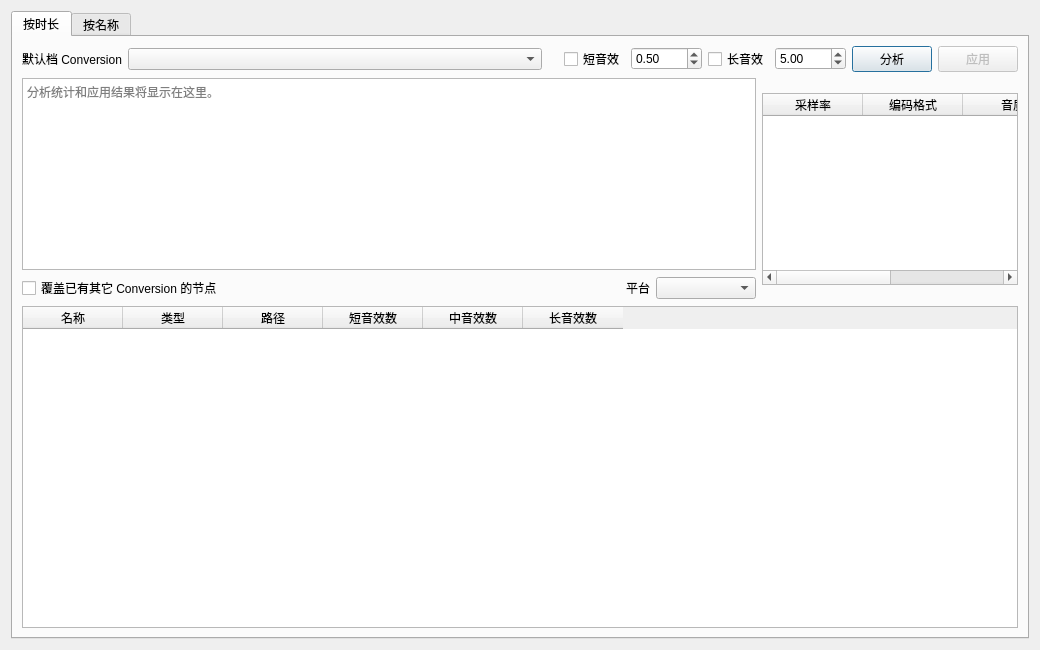
Above: ui/AutoCompressionSettings.ui from victor647/WAAPI_Tools before the change. Below: the same form after it.
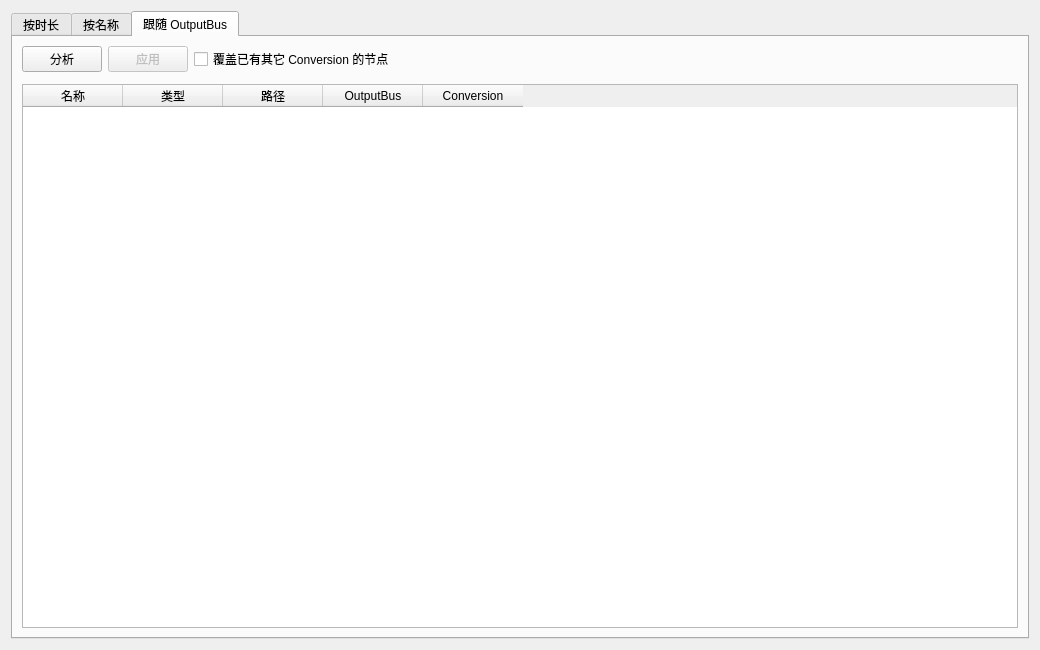
That is the form after the change. The open tabs and pages were chosen to show the change. Custom widgets are drawn as their Qt base class.

Commit message: 新增多个分析处理工具，统一子工具架构

Diff of the .ui file:
```diff
--- a/ui/AutoCompressionSettings.ui
+++ b/ui/AutoCompressionSettings.ui
@@ -448,6 +448,107 @@
        </item>
       </layout>
      </widget>
+     <widget class="QWidget" name="tabBus">
+      <attribute name="title">
+       <string>跟随 OutputBus</string>
+      </attribute>
+      <layout class="QVBoxLayout" name="tabBusLayout">
+       <item>
+        <layout class="QHBoxLayout" name="busActionsLayout">
+         <item>
+          <widget class="QPushButton" name="btnBusAnalyze">
+           <property name="text">
+            <string>分析</string>
+           </property>
+          </widget>
+         </item>
+         <item>
+          <widget class="QPushButton" name="btnBusApply">
+           <property name="enabled">
+            <bool>false</bool>
+           </property>
+           <property name="text">
+            <string>应用</string>
+           </property>
+          </widget>
+         </item>
+         <item>
+          <widget class="QCheckBox" name="cbxBusOverwriteConflicts">
+           <property name="text">
+            <string>覆盖已有其它 Conversion 的节点</string>
+           </property>
+           <property name="toolTip">
+            <string>分析出「当前 Conversion 不是 OutputBus 映射指定的那一个」的节点（表格里标红）。勾选时按映射表改写这些节点，不勾选时跳过它们、保留原有设置。</string>
+           </property>
+          </widget>
+         </item>
+         <item>
+          <widget class="QLabel" name="lblBusStatus">
+           <property name="sizePolicy">
+            <sizepolicy hsizetype="Expanding" vsizetype="Preferred">
+             <horstretch>1</horstretch>
+             <verstretch>0</verstretch>
+            </sizepolicy>
+           </property>
+           <property name="text">
+            <string/>
+           </property>
+           <property name="wordWrap">
+            <bool>true</bool>
+           </property>
+           <property name="toolTip">
+            <string>从根节点往下遍历：节点的有效 OutputBus（含从上层继承的总线）命中映射时，就给该节点设置对应的 Conversion；父节点已命中时不再匹配其子节点。</string>
+           </property>
+          </widget>
+         </item>
+        </layout>
+       </item>
+       <item>
+        <widget class="MapEdit" name="busMap" />
+       </item>
+       <item>
+        <widget class="QTableWidget" name="tblBusPlanResults">
+         <property name="alternatingRowColors">
+          <bool>true</bool>
+         </property>
+         <property name="editTriggers">
+          <set>QAbstractItemView::NoEditTriggers</set>
+         </property>
+         <property name="selectionBehavior">
+          <enum>QAbstractItemView::SelectRows</enum>
+         </property>
+         <property name="sortingEnabled">
+          <bool>false</bool>
+         </property>
+         <column>
+          <property name="text">
+           <string>名称</string>
+          </property>
+         </column>
+         <column>
+          <property name="text">
+           <string>类型</string>
+          </property>
+         </column>
+         <column>
+          <property name="text">
+           <string>路径</string>
+          </property>
+         </column>
+         <column>
+          <property name="text">
+           <string>OutputBus</string>
+          </property>
+         </column>
+         <column>
+          <property name="text">
+           <string>Conversion</string>
+          </property>
+         </column>
+        </widget>
+       </item>
+      </layout>
+     </widget>
     </widget>
    </item>
   </layout>
```
The commit also changes 88 other files.
